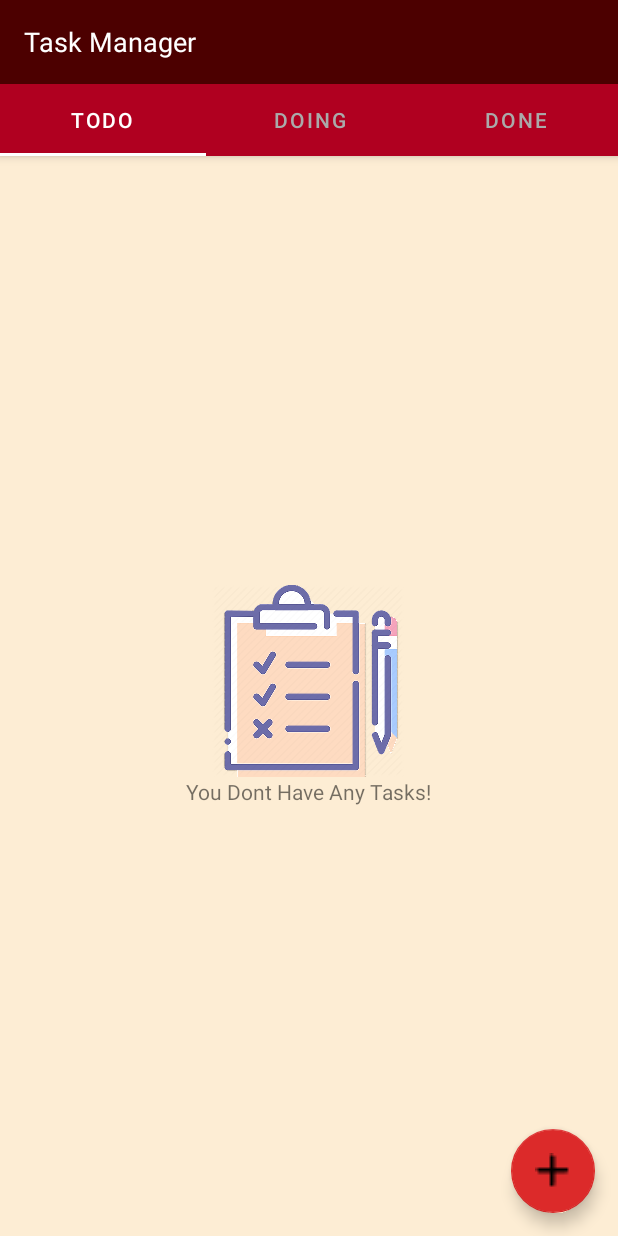
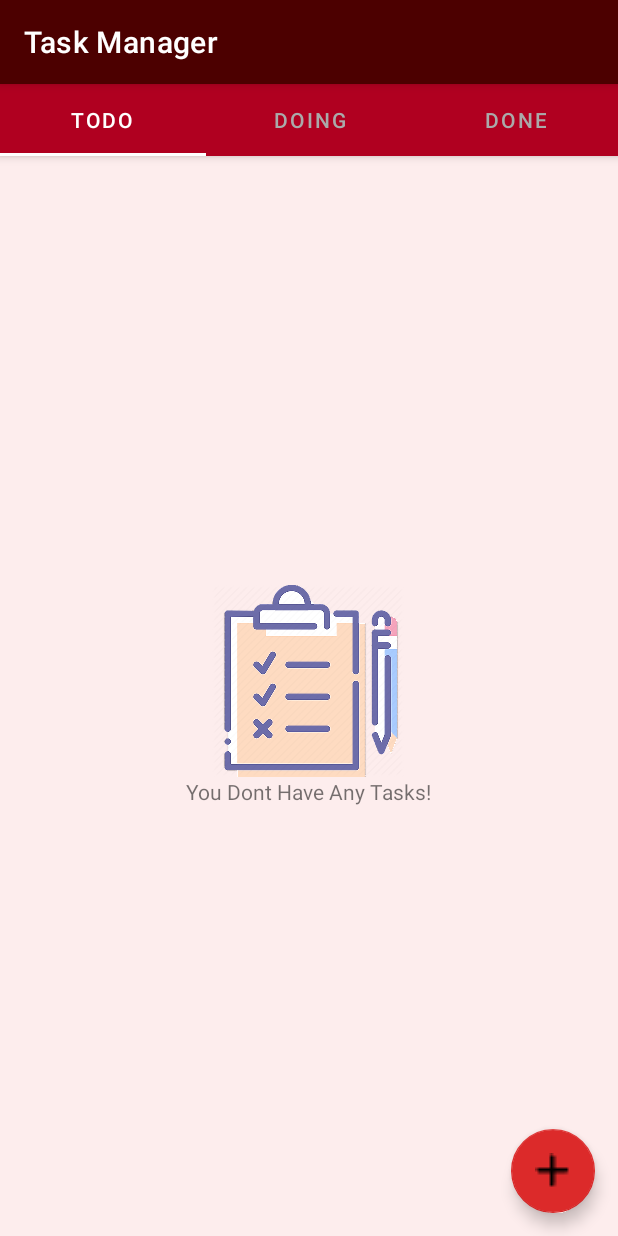
Before and after one commit to FatemePirfarshi/TaskManagerProject, an Android app: the TaskListFragment screen opened directly, with no data from a screen before it, on a phone screen of 412 x 824 dp. Run offline under Robolectric (Android 15) with nearby library versions, the phone set to English and light mode, and no system bars.

Commit message:
reformat code and change design.

```diff
--- a/app/build.gradle
+++ b/app/build.gradle
@@ -35,4 +35,8 @@ dependencies {
 
     implementation 'androidx.recyclerview:recyclerview:1.1.0'
 
+    def room_version = "2.2.5"
+
+    implementation "androidx.room:room-runtime:$room_version"
+    annotationProcessor "androidx.room:room-compiler:$room_version"
 }
--- a/app/src/main/java/com/example/taskmanagerproject/controller/activities/TaskPagerActivity.java
+++ b/app/src/main/java/com/example/taskmanagerproject/controller/activities/TaskPagerActivity.java
@@ -8,11 +8,10 @@ import android.view.View;
 import androidx.annotation.NonNull;
 import androidx.appcompat.app.AppCompatActivity;
 import androidx.fragment.app.Fragment;
-import androidx.fragment.app.FragmentActivity;
-import androidx.viewpager2.adapter.FragmentStateAdapter;
 import androidx.viewpager2.widget.ViewPager2;
 
 import com.example.taskmanagerproject.R;
+import com.example.taskmanagerproject.controller.adapter.TaskPagerAdapter;
 import com.example.taskmanagerproject.controller.fragments.AddTaskFragment;
 import com.example.taskmanagerproject.controller.fragments.TaskListFragment;
 import com.example.taskmanagerproject.repository.IRepository;
@@ -26,12 +25,11 @@ import java.util.List;
 
 public class TaskPagerActivity extends AppCompatActivity {
 
-    public static final String EXTRA_TASK_ID = "com.example.taskmanagerproject.extraTaskId";
+   // public static final String EXTRA_TASK_ID = "com.example.taskmanagerproject.extraTaskId";
     public static final String FRAGMENT_TAG_ADD_TASK = "fragmentTagAddTask";
     public static final String EXTRA_CURRENT_POSITION =
             "com.example.taskmanagerproject.extraCurrentPosition";
-
-    private int mCurrentPosition;
+    public static final int REQUEST_CODE_ADD_TASK = 100;
 
     public static void start(Context context, int position) {
         Intent starter = new Intent(context, TaskPagerActivity.class);
@@ -40,11 +38,13 @@ public class TaskPagerActivity extends AppCompatActivity {
         context.startActivity(starter);
     }
 
+    private int mCurrentPosition;
     public static IRepository mRepository;
+    private FloatingActionButton mAddButton;
 
     private TabLayout mTabLayout;
     private ViewPager2 mViewPager2;
-    private FloatingActionButton mAddButton;
+    private TaskPagerAdapter mTaskPagerAdapter;
 
     private List<Fragment> mFragmentList = new ArrayList<>();
     private TaskListFragment mTaskListFragment;
@@ -70,13 +70,9 @@ public class TaskPagerActivity extends AppCompatActivity {
 
     private void initViews() {
 
-        mFragmentList.add(TaskListFragment.newInstance(mRepository.getTodoTask(), 0));
-        mFragmentList.add(TaskListFragment.newInstance(mRepository.getDoingTask(), 1));
-        mFragmentList.add(TaskListFragment.newInstance(mRepository.getDoneTask(), 2));
-
-        TaskPagerAdapter taskPagerAdapter = new TaskPagerAdapter(this);
+        mTaskPagerAdapter = new TaskPagerAdapter(this);
         mViewPager2.setOffscreenPageLimit(1);
-        mViewPager2.setAdapter(taskPagerAdapter);
+        mViewPager2.setAdapter(mTaskPagerAdapter);
         mViewPager2.setCurrentItem(mCurrentPosition);
 
         final String[] tabText = {"TODO", "DOING", "DONE"};
@@ -96,32 +92,10 @@ public class TaskPagerActivity extends AppCompatActivity {
             @Override
             public void onClick(View view) {
                 mCurrentPosition = mTabLayout.getSelectedTabPosition();
-                AddTaskFragment.newInstance(mCurrentPosition)
-                        .show(getSupportFragmentManager(), FRAGMENT_TAG_ADD_TASK);
-
+                AddTaskFragment fragment = AddTaskFragment.newInstance(mCurrentPosition);
+                fragment.setTargetFragment(mTaskPagerAdapter.getFragments(mCurrentPosition), REQUEST_CODE_ADD_TASK);
+                fragment.show(getSupportFragmentManager(), FRAGMENT_TAG_ADD_TASK);
             }
         });
     }
-
-    private class TaskPagerAdapter extends FragmentStateAdapter {
-
-        public TaskPagerAdapter(@NonNull FragmentActivity fragmentActivity) {
-            super(fragmentActivity);
-        }
-
-        @NonNull
-        @Override
-        public Fragment createFragment(int position) {
-            mTaskListFragment =
-                    TaskListFragment.newInstance(
-                            mRepository.getListWithPosition(position), position);
-            return mTaskListFragment;
-        }
-
-        @Override
-        public int getItemCount() {
-            return mFragmentList.size();
-        }
-
-    }
 }
--- /dev/null
+++ b/app/src/main/java/com/example/taskmanagerproject/controller/adapter/TaskPagerAdapter.java
@@ -0,0 +1,41 @@
+package com.example.taskmanagerproject.controller.adapter;
+
+import androidx.annotation.NonNull;
+import androidx.fragment.app.Fragment;
+import androidx.fragment.app.FragmentActivity;
+import androidx.viewpager2.adapter.FragmentStateAdapter;
+
+import com.example.taskmanagerproject.controller.fragments.TaskListFragment;
+import com.example.taskmanagerproject.repository.TaskRepository;
+
+import java.util.ArrayList;
+import java.util.List;
+
+public class TaskPagerAdapter extends FragmentStateAdapter {
+
+    private TaskRepository mRepository = TaskRepository.getInstance(0);
+    private List<TaskListFragment> mFragments=new ArrayList<TaskListFragment>(){{
+        add(TaskListFragment.newInstance(mRepository.getListWithPosition(0), 0));
+        add(TaskListFragment.newInstance(mRepository.getListWithPosition(1), 1));
+        add(TaskListFragment.newInstance(mRepository.getListWithPosition(2), 2));
+    }};
+
+    public TaskPagerAdapter(@NonNull FragmentActivity fragmentActivity) {
+        super(fragmentActivity);
+    }
+
+    @NonNull
+    @Override
+    public Fragment createFragment(int position) {
+        return mFragments.get(position);
+    }
+
+    @Override
+    public int getItemCount() {
+        return mFragments.size();
+    }
+
+    public TaskListFragment getFragments(int position) {
+        return mFragments.get(position);
+    }
+}
--- a/app/src/main/java/com/example/taskmanagerproject/repository/TaskRepository.java
+++ b/app/src/main/java/com/example/taskmanagerproject/repository/TaskRepository.java
@@ -134,11 +134,12 @@ public class TaskRepository implements IRepository {
 
     @Override
     public void updateTask(Task task) {
-    //    Task findTask = getTask(task.getId());
+//        Task addedTask = getTask(id);
+//        Task findTask = getTask(task.getId());
 //        findTask.setTitle(task.getTitle());
 //        findTask.setDiscription(task.getDiscription());
 //        findTask.setDone(task.isDone());
-    //    findTask.setDate(task.getDate());
+//       findTask.setDate(task.getDate());
     }
 
     @Override
--- a/app/src/main/res/drawable/circle.xml
+++ b/app/src/main/res/drawable/circle.xml
@@ -5,7 +5,7 @@
     <size
         android:width="60dp"
         android:height="60dp" />
-    <solid android:color="#87857D" />
+    <solid android:color="#F87463" />
     <stroke
         android:width="2dp"
         android:color="#000000" />
--- a/app/src/main/res/layout/activity_fragment.xml
+++ b/app/src/main/res/layout/activity_fragment.xml
@@ -6,7 +6,7 @@
     android:layout_width="match_parent"
     android:layout_height="match_parent"
     android:orientation="vertical"
-    android:background="#FDF0F0"
+    android:background="#FDDEC7"
     tools:context=".controller.activities.LoginActivity">
 
     <FrameLayout
--- a/app/src/main/res/layout/activity_main.xml
+++ b/app/src/main/res/layout/activity_main.xml
@@ -7,6 +7,23 @@
     android:layout_height="match_parent"
     android:orientation="vertical"
     tools:context=".controller.activities.TaskPagerActivity">
+
+    <com.google.android.material.appbar.AppBarLayout
+        android:id="@+id/appbar"
+        style="@style/ThemeOverlay.AppCompat.Dark.ActionBar"
+        android:layout_width="match_parent"
+        android:layout_height="wrap_content">
+
+        <com.google.android.material.tabs.TabLayout
+            android:id="@+id/tab_layout"
+            android:layout_width="match_parent"
+            android:layout_height="wrap_content"
+            android:backgroundTint="@color/design_default_color_error"
+            app:tabIndicatorColor="@android:color/white"
+            app:tabSelectedTextColor="@android:color/white"
+            app:tabTextColor="@android:color/darker_gray" />
+
+    </com.google.android.material.appbar.AppBarLayout>
 
     <com.google.android.material.floatingactionbutton.FloatingActionButton
         android:id="@+id/btn_add"
@@ -22,43 +39,12 @@
         android:src="@drawable/ic_add"
         app:backgroundTint="#DC2A2A"/>
 
-    <com.google.android.material.appbar.AppBarLayout
-        android:id="@+id/appbar"
-        style="@style/ThemeOverlay.AppCompat.Dark.ActionBar"
-        android:layout_width="match_parent"
-        android:layout_height="wrap_content"
-        android:background="#4C0000">
-
-        <androidx.appcompat.widget.Toolbar
-            android:layout_width="match_parent"
-            android:layout_height="wrap_content">
-
-            <TextView
-                android:layout_width="match_parent"
-                android:layout_height="wrap_content"
-                android:text="Task Manager"
-                android:textColor="@android:color/white"
-                android:textSize="18sp" />
-
-        </androidx.appcompat.widget.Toolbar>
-
-        <com.google.android.material.tabs.TabLayout
-            android:id="@+id/tab_layout"
-            android:layout_width="match_parent"
-            android:layout_height="wrap_content"
-            android:backgroundTint="@color/design_default_color_error"
-            app:tabIndicatorColor="@android:color/white"
-            app:tabSelectedTextColor="@android:color/white"
-            app:tabTextColor="@android:color/darker_gray" />
-
-    </com.google.android.material.appbar.AppBarLayout>
-
     <androidx.viewpager2.widget.ViewPager2
         android:id="@+id/pager"
         android:layout_width="match_parent"
         android:layout_height="match_parent"
         android:layout_below="@+id/appbar"
         android:layout_alignParentBottom="true"
-        android:background="#FDEDD4" />
+        android:background="#FDEDED" />
 
 </RelativeLayout>
--- a/app/src/main/res/layout/fragment_login.xml
+++ b/app/src/main/res/layout/fragment_login.xml
@@ -4,7 +4,8 @@
     xmlns:app="http://schemas.android.com/apk/res-auto"
     android:layout_width="match_parent"
     android:layout_height="match_parent"
-    tools:context=".controller.fragments.LoginFragment">
+    tools:context=".controller.fragments.LoginFragment"
+    android:id="@+id/root_layout_login">
 
     <androidx.cardview.widget.CardView
         android:layout_width="match_parent"
--- a/app/src/main/res/layout/fragment_signup.xml
+++ b/app/src/main/res/layout/fragment_signup.xml
@@ -50,6 +50,7 @@
                 android:layout_height="wrap_content"
                 android:hint="@string/edittext_signup_username"
                 android:padding="10dp"
+                app:errorEnabled="true"
                 app:passwordToggleEnabled="true">
 
                 <com.google.android.material.textfield.TextInputEditText
--- a/app/src/main/res/layout/item_task_list.xml
+++ b/app/src/main/res/layout/item_task_list.xml
@@ -6,7 +6,7 @@
     android:layout_width="match_parent"
     android:layout_height="wrap_content"
     android:layout_margin="8dp"
-    android:background="#E6E5D8">
+    android:background="#FDDEC7">
 
     <TextView
         android:id="@+id/task_title_start"
--- a/app/src/main/res/values/styles.xml
+++ b/app/src/main/res/values/styles.xml
@@ -1,10 +1,11 @@
 <resources>
     <!-- Base application theme. -->
-    <style name="AppTheme" parent="Theme.MaterialComponents.Light.NoActionBar">
+    <style name="AppTheme" parent="Theme.MaterialComponents.Light.DarkActionBar">
         <!-- Customize your theme here. -->
-        <item name="colorPrimary">@color/colorPrimary</item>
-        <item name="colorPrimaryDark">@color/colorPrimaryDark</item>
+        <item name="colorPrimary">#4C0000</item>
+        <item name="colorPrimaryDark">#4C0000</item>
         <item name="colorAccent">@color/colorAccent</item>
+        <item name="title">"Task Manager"</item>
     </style>
 
     <style name="MyDatePickerTheme" parent="AppTheme">
```
Also changed, not shown: app/src/main/java/com/example/taskmanagerproject/controller/fragments/AddTaskFragment.java (+9 -2 lines), app/src/main/java/com/example/taskmanagerproject/controller/fragments/LoginFragment.java (+25 -0 lines), app/src/main/java/com/example/taskmanagerproject/controller/fragments/ShowDetailFragment.java (+8 -1 lines), app/src/main/java/com/example/taskmanagerproject/controller/fragments/SignupFragment.java (+29 -4 lines), app/src/main/java/com/example/taskmanagerproject/controller/fragments/TaskListFragment.java (+50 -20 lines), app/src/main/java/com/example/taskmanagerproject/model/Task.java (+12 -1 lines), app/src/main/java/com/example/taskmanagerproject/model/User.java (+37 -0 lines), app/src/main/res/drawable/ic_search_black_24dp.xml (added, +9 -0 lines), app/src/main/res/menu/menu_task_list.xml (added, +19 -0 lines).
